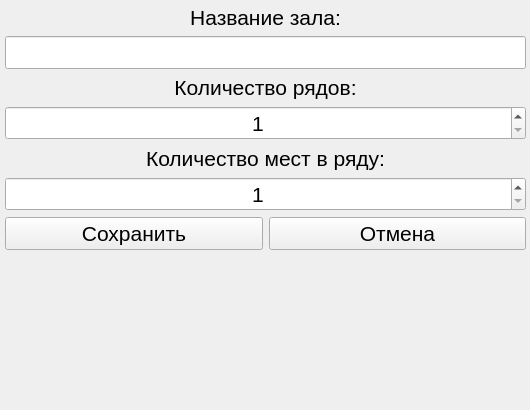
MR-Geri/cinema, file form/hall.ui: the form before one commit.
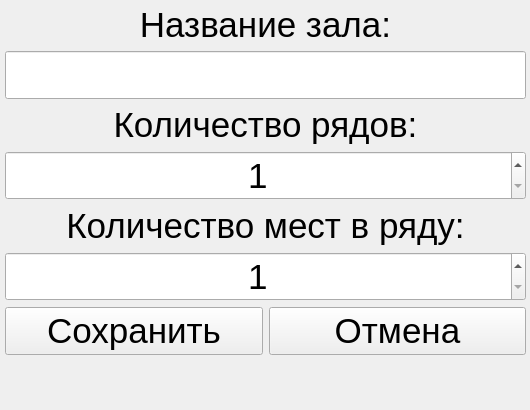
The form after the commit.

Patch:
```diff
--- a/form/hall.ui
+++ b/form/hall.ui
@@ -54,7 +54,7 @@
       </property>
       <property name="font">
        <font>
-        <pointsize>16</pointsize>
+        <pointsize>26</pointsize>
         <italic>false</italic>
        </font>
       </property>
@@ -70,7 +70,7 @@
      <widget class="QSpinBox" name="rows">
       <property name="font">
        <font>
-        <pointsize>16</pointsize>
+        <pointsize>26</pointsize>
        </font>
       </property>
       <property name="alignment">
@@ -94,7 +94,7 @@
       </property>
       <property name="font">
        <font>
-        <pointsize>16</pointsize>
+        <pointsize>26</pointsize>
         <italic>false</italic>
        </font>
       </property>
@@ -116,7 +116,7 @@
       </property>
       <property name="font">
        <font>
-        <pointsize>16</pointsize>
+        <pointsize>26</pointsize>
         <italic>false</italic>
        </font>
       </property>
@@ -132,7 +132,7 @@
      <widget class="QPushButton" name="button_cancel">
       <property name="font">
        <font>
-        <pointsize>16</pointsize>
+        <pointsize>26</pointsize>
        </font>
       </property>
       <property name="text">
@@ -144,7 +144,7 @@
      <widget class="QLineEdit" name="title">
       <property name="font">
        <font>
-        <pointsize>16</pointsize>
+        <pointsize>26</pointsize>
        </font>
       </property>
       <property name="alignment">
@@ -156,7 +156,7 @@
      <widget class="QPushButton" name="button_save">
       <property name="font">
        <font>
-        <pointsize>16</pointsize>
+        <pointsize>26</pointsize>
        </font>
       </property>
       <property name="text">
@@ -168,7 +168,7 @@
      <widget class="QSpinBox" name="places_row">
       <property name="font">
        <font>
-        <pointsize>16</pointsize>
+        <pointsize>26</pointsize>
        </font>
       </property>
       <property name="alignment">
```
